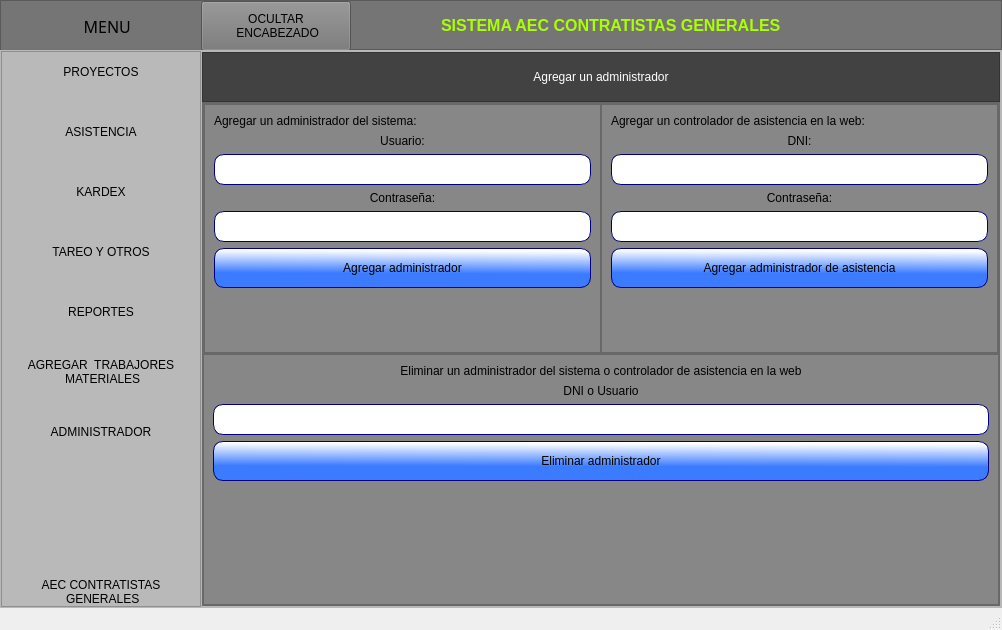
The window that ui_files/menu.ui (Romehe369/aec_contrastistas_g) describes before a commit, drawn with Qt 5.
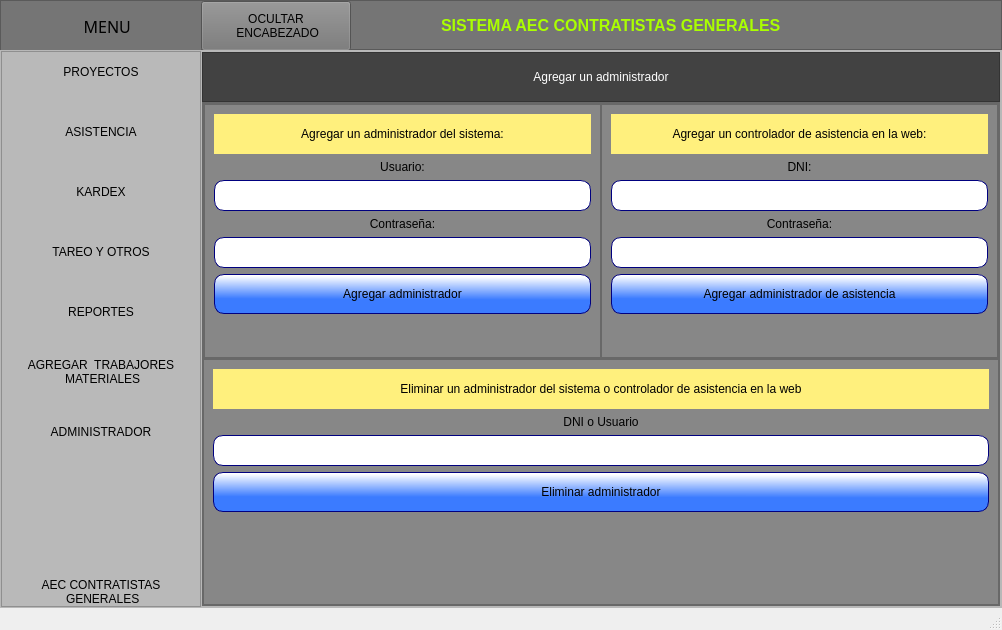
The same window after the commit. Icons and pictures are not drawn.

```diff
--- a/ui_files/menu.ui
+++ b/ui_files/menu.ui
@@ -890,15 +890,18 @@
                          <property name="minimumSize">
                           <size>
                            <width>0</width>
-                           <height>0</height>
+                           <height>40</height>
                           </size>
                          </property>
                          <property name="styleSheet">
-                          <string notr="true"/>
+                          <string notr="true">background-color: rgb(255, 240, 125);</string>
                          </property>
                          <property name="text">
                           <string>Agregar un administrador del sistema:</string>
                          </property>
+                         <property name="alignment">
+                          <set>Qt::AlignCenter</set>
+                         </property>
                         </widget>
                        </item>
                        <item>
@@ -996,15 +999,18 @@
                          <property name="minimumSize">
                           <size>
                            <width>0</width>
-                           <height>0</height>
+                           <height>40</height>
                           </size>
                          </property>
                          <property name="styleSheet">
-                          <string notr="true"/>
+                          <string notr="true">background-color: rgb(255, 240, 125);</string>
                          </property>
                          <property name="text">
                           <string>Agregar un controlador de asistencia en la web:</string>
                          </property>
+                         <property name="alignment">
+                          <set>Qt::AlignCenter</set>
+                         </property>
                         </widget>
                        </item>
                        <item>
@@ -1108,6 +1114,15 @@
                    <layout class="QVBoxLayout" name="verticalLayout_33">
                     <item>
                      <widget class="QLabel" name="label_40">
+                      <property name="minimumSize">
+                       <size>
+                        <width>0</width>
+                        <height>40</height>
+                       </size>
+                      </property>
+                      <property name="styleSheet">
+                       <string notr="true">background-color: rgb(255, 240, 125);</string>
+                      </property>
                       <property name="text">
                        <string>Eliminar un administrador del sistema o controlador de asistencia en la web</string>
                       </property>
```
Left out of the diff: 8 changed lines with no effect on the pictures.
